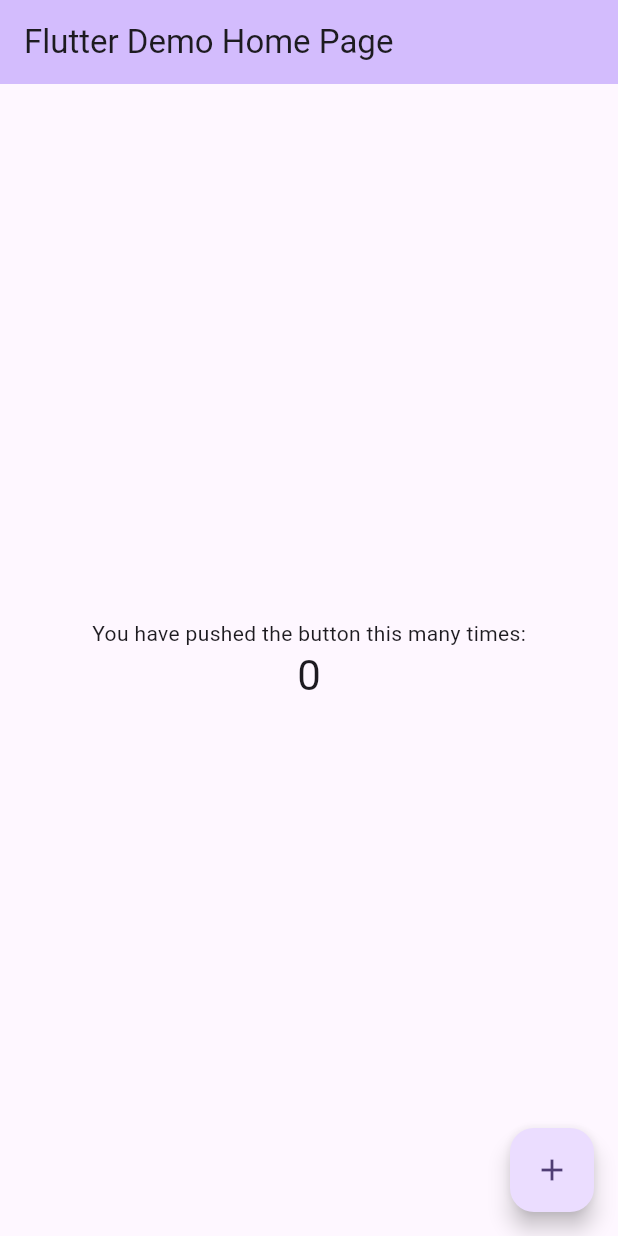
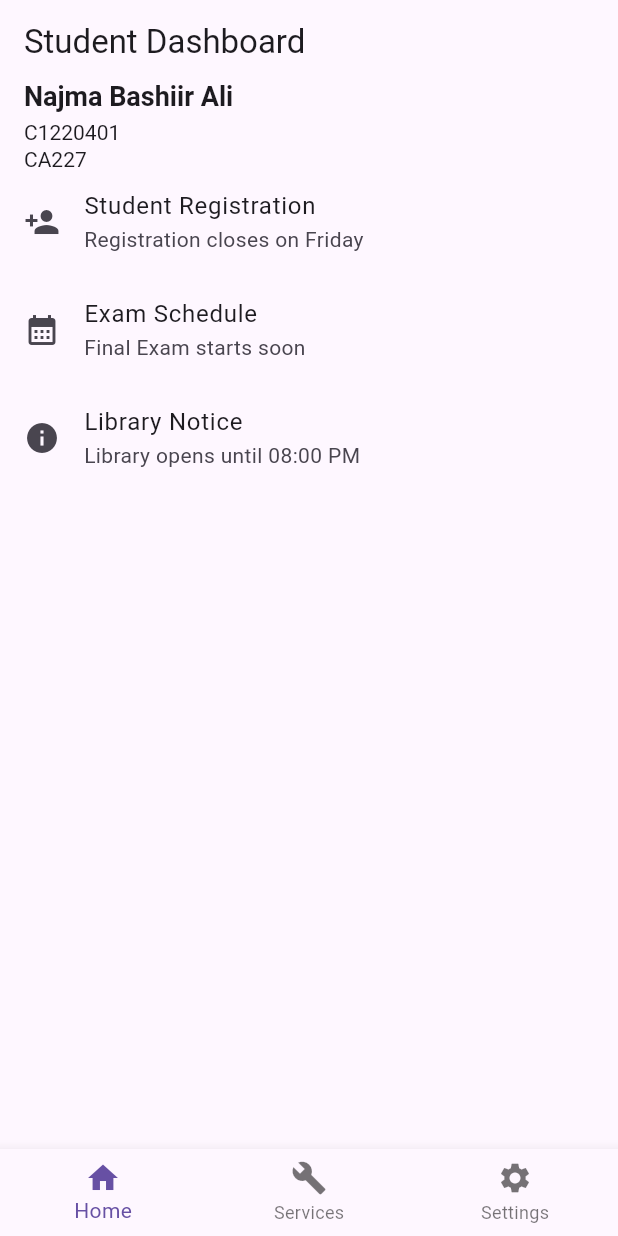
Before and after one commit to najmabashiir/Smart_Dashboard.., a Flutter app: the screen it shows after launch, on a phone screen of 412 x 824 dp. Run offline on Flutter 3.47's test engine with Material 3 defaults, Android fonts, the phone set to English and light mode, and no system bars.

Commit message:
complete
Signed-off-by: najmabashiir <najaxbashiirali>

```diff
--- /dev/null
+++ b/lib/home_page.dart
@@ -0,0 +1,65 @@
+import 'package:flutter/material.dart';
+
+class HomePage extends StatelessWidget {
+  const HomePage({super.key});
+
+  @override
+  Widget build(BuildContext context) {
+    return Scaffold(
+      appBar: AppBar(
+        title: Column(
+          crossAxisAlignment: CrossAxisAlignment.start,
+          children: const [
+            Text(
+              "Najma Bashiir Ali",
+              style: TextStyle(
+                fontSize: 18,
+                fontWeight: FontWeight.bold,
+              ),
+            ),
+            SizedBox(height: 4),
+            Text(
+              "C1220401",
+              style: TextStyle(fontSize: 14),
+            ),
+            Text(
+              "CA227",
+              style: TextStyle(fontSize: 14),
+            ),
+          ],
+        ),
+      ),
+      body: Column(
+        children: [
+          _buildStaticWidget(
+            title: 'Student Registration',
+            description: 'Registration closes on Friday',
+            icon: Icons.person_add,
+          ),
+          _buildStaticWidget(
+            title: 'Exam Schedule',
+            description: 'Final Exam starts soon',
+            icon: Icons.calendar_month,
+          ),
+          _buildStaticWidget(
+            title: 'Library Notice',
+            description: 'Library opens until 08:00 PM',
+            icon: Icons.info,
+          ),
+        ],
+      ),
+    );
+  }
+
+  Widget _buildStaticWidget({
+    required String title,
+    required String description,
+    required IconData icon,
+  }) {
+    return ListTile(
+      leading: Icon(icon),
+      title: Text(title),
+      subtitle: Text(description),
+    );
+  }
+}
--- a/lib/main.dart
+++ b/lib/main.dart
@@ -1,9 +1,46 @@
 import 'package:flutter/material.dart';
+import 'package:smart_dashboard/service_page.dart';
+import 'package:smart_dashboard/settings_page.dart';
+import 'home_page.dart';
 
 void main() {
   runApp(const MyApp());
 }
+class MainPage extends StatefulWidget {
+  const MainPage({super.key});
 
+  @override
+  State<MainPage> createState() => _MainPageState();
+}
+
+class _MainPageState extends State<MainPage> {
+  final List<Widget> pages = const [HomePage(), ServicePage(), SettingsPage()];
+
+  int currentIndex = 0;
+  @override
+  Widget build(BuildContext context) {
+    return Scaffold(
+      appBar: AppBar(title: const Text('Student Dashboard')),
+      bottomNavigationBar: BottomNavigationBar(
+        currentIndex: currentIndex,
+        onTap: (index) {
+          setState(() {
+            currentIndex = index;
+          });
+        },
+        items: const [
+          BottomNavigationBarItem(icon: Icon(Icons.home), label: 'Home'),
+          BottomNavigationBarItem(icon: Icon(Icons.build), label: 'Services'),
+          BottomNavigationBarItem(
+            icon: Icon(Icons.settings),
+            label: 'Settings',
+          ),
+        ],
+      ),
+      body: pages[currentIndex],
+    );
+  }
+}
 class MyApp extends StatelessWidget {
   const MyApp({super.key});
 
@@ -12,111 +49,8 @@ class MyApp extends StatelessWidget {
   Widget build(BuildContext context) {
     return MaterialApp(
       title: 'Flutter Demo',
-      theme: ThemeData(
-        // This is the theme of your application.
-        //
-        // TRY THIS: Try running your application with "flutter run". You'll see
-        // the application has a purple toolbar. Then, without quitting the app,
-        // try changing the seedColor in the colorScheme below to Colors.green
-        // and then invoke "hot reload" (save your changes or press the "hot
-        // reload" button in a Flutter-supported IDE, or press "r" if you used
-        // the command line to start the app).
-        //
-        // Notice that the counter didn't reset back to zero; the application
-        // state is not lost during the reload. To reset the state, use hot
-        // restart instead.
-        //
-        // This works for code too, not just values: Most code changes can be
-        // tested with just a hot reload.
-        colorScheme: ColorScheme.fromSeed(seedColor: Colors.deepPurple),
-      ),
-      home: const MyHomePage(title: 'Flutter Demo Home Page'),
+      debugShowCheckedModeBanner: false,
+      home: const MainPage(),
     );
   }
 }
-
-class MyHomePage extends StatefulWidget {
-  const MyHomePage({super.key, required this.title});
-
-  // This widget is the home page of your application. It is stateful, meaning
-  // that it has a State object (defined below) that contains fields that affect
-  // how it looks.
-
-  // This class is the configuration for the state. It holds the values (in this
-  // case the title) provided by the parent (in this case the App widget) and
-  // used by the build method of the State. Fields in a Widget subclass are
-  // always marked "final".
-
-  final String title;
-
-  @override
-  State<MyHomePage> createState() => _MyHomePageState();
-}
-
-class _MyHomePageState extends State<MyHomePage> {
-  int _counter = 0;
-
-  void _incrementCounter() {
-    setState(() {
-      // This call to setState tells the Flutter framework that something has
-      // changed in this State, which causes it to rerun the build method below
-      // so that the display can reflect the updated values. If we changed
-      // _counter without calling setState(), then the build method would not be
-      // called again, and so nothing would appear to happen.
-      _counter++;
-    });
-  }
-
-  @override
-  Widget build(BuildContext context) {
-    // This method is rerun every time setState is called, for instance as done
-    // by the _incrementCounter method above.
-    //
-    // The Flutter framework has been optimized to make rerunning build methods
-    // fast, so that you can just rebuild anything that needs updating rather
-    // than having to individually change instances of widgets.
-    return Scaffold(
-      appBar: AppBar(
-        // TRY THIS: Try changing the color here to a specific color (to
-        // Colors.amber, perhaps?) and trigger a hot reload to see the AppBar
-        // change color while the other colors stay the same.
-        backgroundColor: Theme.of(context).colorScheme.inversePrimary,
-        // Here we take the value from the MyHomePage object that was created by
-        // the App.build method, and use it to set our appbar title.
-        title: Text(widget.title),
-      ),
-      body: Center(
-        // Center is a layout widget. It takes a single child and positions it
-        // in the middle of the parent.
-        child: Column(
-          // Column is also a layout widget. It takes a list of children and
-          // arranges them vertically. By default, it sizes itself to fit its
-          // children horizontally, and tries to be as tall as its parent.
-          //
-          // Column has various properties to control how it sizes itself and
-          // how it positions its children. Here we use mainAxisAlignment to
-          // center the children vertically; the main axis here is the vertical
-          // axis because Columns are vertical (the cross axis would be
-          // horizontal).
-          //
-          // TRY THIS: Invoke "debug painting" (choose the "Toggle Debug Paint"
-          // action in the IDE, or press "p" in the console), to see the
-          // wireframe for each widget.
-          mainAxisAlignment: MainAxisAlignment.center,
-          children: <Widget>[
-            const Text('You have pushed the button this many times:'),
-            Text(
-              '$_counter',
-              style: Theme.of(context).textTheme.headlineMedium,
-            ),
-          ],
-        ),
-      ),
-      floatingActionButton: FloatingActionButton(
-        onPressed: _incrementCounter,
-        tooltip: 'Increment',
-        child: const Icon(Icons.add),
-      ), // This trailing comma makes auto-formatting nicer for build methods.
-    );
-  }
-}
```
Also changed, not shown: lib/service_page.dart (added, +124 -0 lines), lib/settings_page.dart (added, +84 -0 lines).
